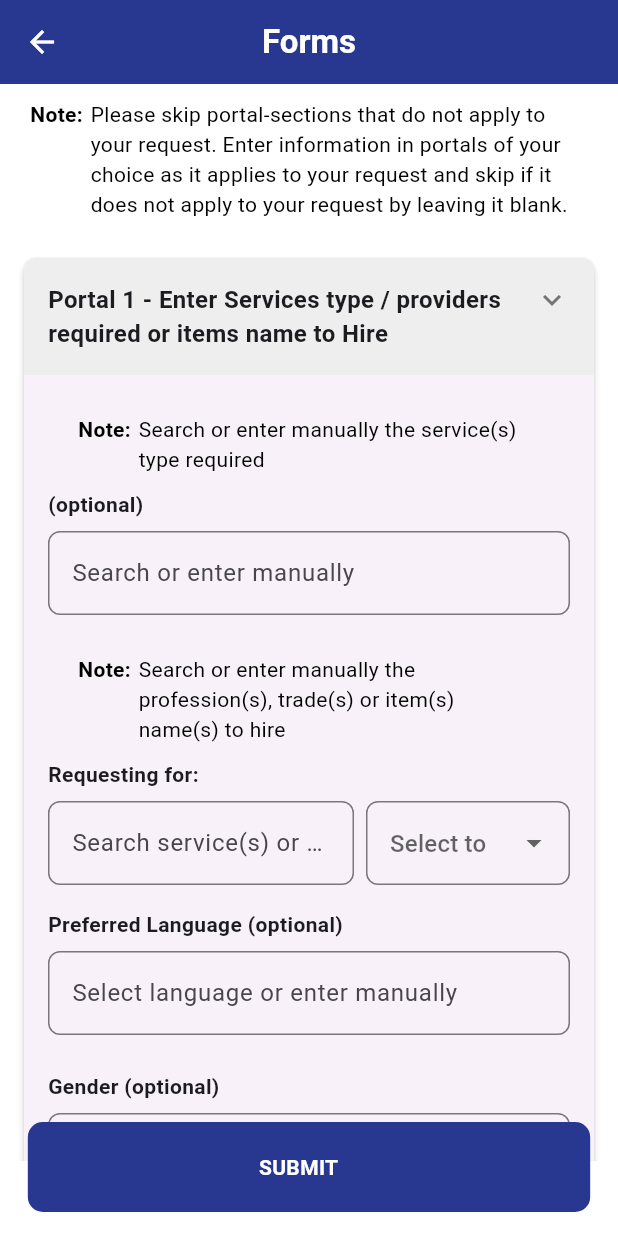
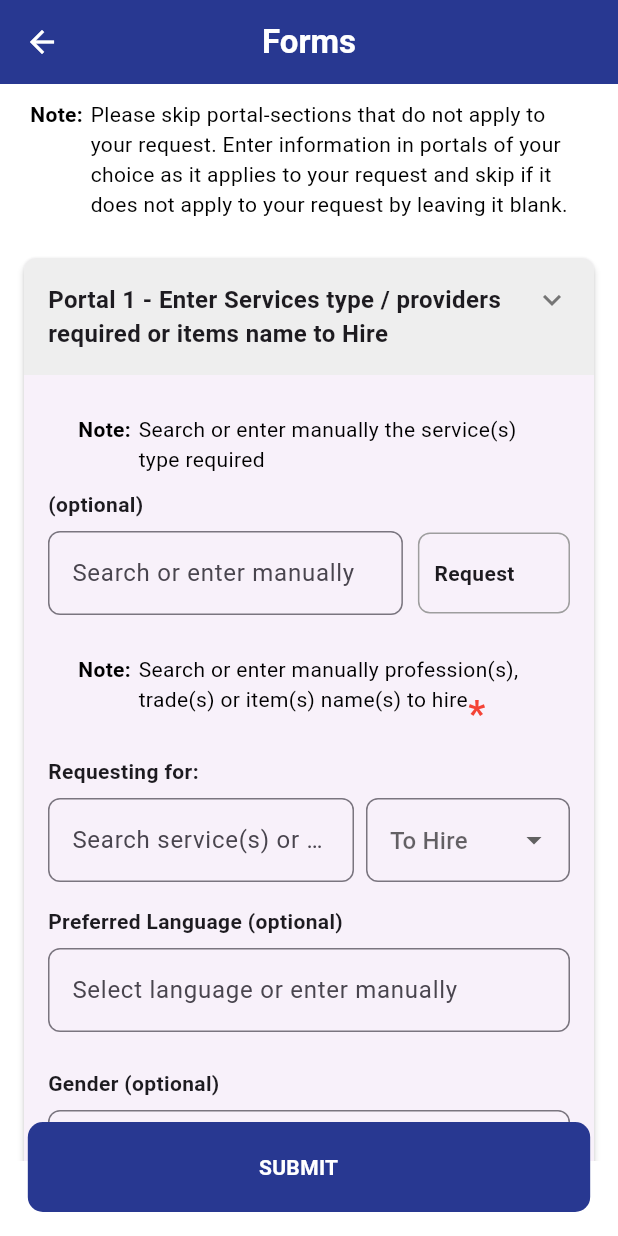
Before and after one commit to Ajitcool008/LuRichMaxBLE, a Flutter app: the FormsListScreen screen opened directly, after a tap on an icon or button, on a phone screen of 412 x 824 dp. Run offline on Flutter 3.47's test engine with Material 3 defaults, Android fonts, the phone set to English and light mode, and no system bars; our stand-ins replace carousel_slider, flutter_otp_text_field, get, table_calendar, timeago; missing offline and left inert: flutter_timer_countdown, responsive_navigation_bar.

Commit message:
feat: enhance form list and date selector with additional service options and improved layout

```diff
--- a/lib/src/modules/create_request/views/form_list_screen.dart
+++ b/lib/src/modules/create_request/views/form_list_screen.dart
@@ -159,7 +159,9 @@ class _FormsListScreenState extends State<FormsListScreen> {
   String? _selectedPerOption; // Added definition for _selectedPerOption
   final List<String> _experienceTypes = [
     'The Item(s) Video image(s) to hire',
+    'The Item(s) Photo image(s) to purchase',
     'The Item(s) Photo image(s) to hire',
+    'The Item(s) Video image(s) to purchase',
     'Experience(s)/Qualification(s)',
     'Experience(s)',
   ];
@@ -448,9 +450,9 @@ class _FormsListScreenState extends State<FormsListScreen> {
           controller: _genderController,
           hintText: 'Select gender or enter manually',
           onSelected: (String selected) {
-            setState(() {
+            // setState(() {
             _genderController.text = selected;
-            });
+            // });
           },
         ),
         const SizedBox(height: 16),
@@ -649,9 +651,9 @@ class _FormsListScreenState extends State<FormsListScreen> {
           controller: _languageController,
           hintText: 'Select language or enter manually',
           onSelected: (String selected) {
-            setState(() {
+            // setState(() {
             _languageController.text = selected;
-            });
+            // });
           },
         ),
 
@@ -698,15 +700,40 @@ class _FormsListScreenState extends State<FormsListScreen> {
               style: TextStyle(fontWeight: FontWeight.bold),
             ),
             const SizedBox(height: 8),
-            CustomAutocompleteTextField(
+            Row(
+              children: [
+                Expanded(
+                  flex: 7,
+                  child: CustomAutocompleteTextField(
                     options: _services,
                     controller: _requestingForController,
                     hintText: 'Search or enter manually',
                     onSelected: (selected) {
-                setState(() {
+                      // setState(() {
                       _requestingForController.text = selected;
-                });
+                      // });
                     },
+                  ),
+                ),
+                const SizedBox(width: 10),
+                Expanded(
+                  flex: 3,
+                  child: Container(
+                    padding: const EdgeInsets.symmetric(
+                      horizontal: 10,
+                      vertical: 16,
+                    ),
+                    decoration: BoxDecoration(
+                      border: Border.all(color: Colors.grey),
+                      borderRadius: BorderRadius.circular(8),
+                    ),
+                    child: const Text(
+                      'Request',
+                      style: TextStyle(fontWeight: FontWeight.bold),
+                    ),
+                  ),
+                ),
+              ],
             ),
             const SizedBox(height: 16),
             Container(
@@ -727,10 +754,26 @@ class _FormsListScreenState extends State<FormsListScreen> {
                     width: 5,
                   ), // Spacing between "Note:" and the content
                   Expanded(
-                    child: const Text(
-                      "Search or enter manually the profession(s), trade(s) or item(s) name(s) to hire",
+                    child: const Text.rich(
+                      TextSpan(
+                        text:
+                            "Search or enter manually profession(s), trade(s) or item(s) name(s) to hire",
+                        style: TextStyle(fontSize: 14, color: Colors.black),
+                        children: [
+                          WidgetSpan(
+                            child: Text(
+                              '*',
+                              style: TextStyle(
+                                fontSize: 25,
+                                fontWeight: FontWeight.bold,
+                                color: Colors.red,
+                              ),
+                            ),
+                            alignment: PlaceholderAlignment.top,
+                          ),
+                        ],
+                      ),
                       textAlign: TextAlign.left,
-                      style: TextStyle(fontSize: 14, color: Colors.black),
                     ),
                   ),
                 ],
@@ -751,9 +794,9 @@ class _FormsListScreenState extends State<FormsListScreen> {
                     hintText:
                         'Search service(s) or enter manually profession(s)/trade(s)',
                     onSelected: (String selected) {
-                      setState(() {
+                      // setState(() {
                       _tradeProfessionController.text = selected;
-                      });
+                      // });
                     },
                   ),
                 ),
@@ -763,7 +806,7 @@ class _FormsListScreenState extends State<FormsListScreen> {
                   child: DropdownButtonFormField<String>(
                     value: _selectedBookingOption,
                     decoration: InputDecoration(
-                      hintText: 'Select to hire/book',
+                      hintText: 'To Hire',
                       border: OutlineInputBorder(
                         borderRadius: BorderRadius.circular(8),
                       ),
@@ -773,6 +816,8 @@ class _FormsListScreenState extends State<FormsListScreen> {
                         [
                           'To Hire',
                           'To Book',
+                          'To Purchase',
+                          'To Rent',
                           "Launge",
                         ].map<DropdownMenuItem<String>>((String value) {
                           return DropdownMenuItem<String>(
@@ -913,13 +958,13 @@ class _FormsListScreenState extends State<FormsListScreen> {
             CustomAutocompleteTextField(
               options: _portalthirdNumber,
               controller: _thirdPortalSelectController,
-              hintText: 'Select an option or enter manually',
+              hintText: 'Search or enter manually',
               onSelected: (String selected) {
-                setState(() {
+                // setState(() {
                 _thirdPortalSelectController.text = selected;
                 _selectedThirdPortalOption =
                     selected; // Update the selected option
-                });
+                // });
               },
             ),
             TextField(
@@ -938,16 +983,43 @@ class _FormsListScreenState extends State<FormsListScreen> {
         return Column(
           crossAxisAlignment: CrossAxisAlignment.start,
           children: [
+            Container(
+              width: double.infinity,
+              padding: const EdgeInsets.symmetric(horizontal: 20, vertical: 10),
+              child: Row(
+                crossAxisAlignment: CrossAxisAlignment.start,
+                children: [
+                  const Text(
+                    'Note:',
+                    style: TextStyle(
+                      fontSize: 14,
+                      fontWeight: FontWeight.bold,
+                      color: Colors.black,
+                    ),
+                  ),
+                  const SizedBox(
+                    width: 5,
+                  ), // Spacing between "Note:" and the content
+                  Expanded(
+                    child: const Text(
+                      "You can enter your choice location area(s) or address(s) of where you want service(s) to be given to you. By selecting from the options or creating your choice manually, & entering the area(s) or address(s) manually",
+                      textAlign: TextAlign.left,
+                      style: TextStyle(fontSize: 14, color: Colors.black),
+                    ),
+                  ),
+                ],
+              ),
+            ),
             CustomAutocompleteTextField(
               options: _portalfourNumber,
               controller: _fourPortalSelectController,
               hintText: 'Select an address or area',
               onSelected: (String selected) {
-                setState(() {
+                // setState(() {
                 _fourPortalSelectController.text = selected;
                 _selectedFourPortalOption =
                     selected; // Update the selected option
-                });
+                // });
               },
             ),
             TextField(
@@ -966,6 +1038,33 @@ class _FormsListScreenState extends State<FormsListScreen> {
         return Column(
           crossAxisAlignment: CrossAxisAlignment.start,
           children: [
+            Container(
+              width: double.infinity,
+              padding: const EdgeInsets.symmetric(horizontal: 20, vertical: 10),
+              child: Row(
+                crossAxisAlignment: CrossAxisAlignment.start,
+                children: [
+                  const Text(
+                    'Note:',
+                    style: TextStyle(
+                      fontSize: 14,
+                      fontWeight: FontWeight.bold,
+                      color: Colors.black,
+                    ),
+                  ),
+                  const SizedBox(
+                    width: 5,
+                  ), // Spacing between "Note:" and the content
+                  Expanded(
+                    child: const Text(
+                      "Choose a date or dates of your choice from the Calender, then select from the options or enter manually a purpose for the date. or enter your choice manually using the alternative date/time feature, to enter service(s) date/time, etc, contact me let's agree",
+                      textAlign: TextAlign.left,
+                      style: TextStyle(fontSize: 14, color: Colors.black),
+                    ),
+                  ),
+                ],
+              ),
+            ),
             const SizedBox(height: 5),
 
             CreateEventSecondPage(
@@ -983,7 +1082,7 @@ class _FormsListScreenState extends State<FormsListScreen> {
                   flex: 6, // Adjust the width ratio as needed
                   child: CustomAutocompleteTextField(
                     options: [
-                      'Services',
+                      'Service(s)',
                       'Delivery',
                       'Booking',
                       'Lauging',
@@ -991,7 +1090,7 @@ class _FormsListScreenState extends State<FormsListScreen> {
                       'Hiring',
                     ],
                     controller: TextEditingController(),
-                    hintText: 'Search or enter manually',
+                    hintText: 'Service(s)',
                     onSelected: (String selected) {
                       // Handle selection
                     },
@@ -1000,25 +1099,11 @@ class _FormsListScreenState extends State<FormsListScreen> {
                 const SizedBox(width: 8),
                 Expanded(
                   flex: 4, // Adjust the width ratio as needed
-                  child: DropdownButtonFormField<String>(
-                    value: null,
-                    decoration: InputDecoration(
-                      hintText: 'Date, Time',
-                      border: OutlineInputBorder(
-                        borderRadius: BorderRadius.circular(8),
-                      ),
-                    ),
-                    isExpanded: true,
-                    items:
-                        ['Date', 'Time'].map<DropdownMenuItem<String>>((
-                          String value,
-                        ) {
-                          return DropdownMenuItem<String>(
-                            value: value,
-                            child: Text(value),
-                          );
-                        }).toList(),
-                    onChanged: (String? newValue) {
+                  child: CustomAutocompleteTextField(
+                    options: ['Date', 'Time', 'Date/Time', 'Date(s)/Time(s)'],
+                    controller: TextEditingController(),
+                    hintText: 'Date/Time',
+                    onSelected: (String selected) {
                       // Handle selection
                     },
                   ),
@@ -1042,50 +1127,64 @@ class _FormsListScreenState extends State<FormsListScreen> {
         return Column(
           crossAxisAlignment: CrossAxisAlignment.start,
           children: [
+            Container(
+              width: double.infinity,
+              padding: const EdgeInsets.symmetric(horizontal: 20, vertical: 10),
+              child: Row(
+                crossAxisAlignment: CrossAxisAlignment.start,
+                children: [
+                  const Text(
+                    'Note:',
+                    style: TextStyle(
+                      fontSize: 14,
+                      fontWeight: FontWeight.bold,
+                      color: Colors.black,
+                    ),
+                  ),
+                  const SizedBox(
+                    width: 5,
+                  ), // Spacing between "Note:" and the content
+                  Expanded(
+                    child: const Text(
+                      "Select from the options or enter your choice manually. For example, you can enter: Service(s) Charge(s) offering to pay £50 per hour, delivery, etc. or select from the options: Service(s) charge(s) contact me for consent, etc.",
+                      textAlign: TextAlign.left,
+                      style: TextStyle(fontSize: 14, color: Colors.black),
+                    ),
+                  ),
+                ],
+              ),
+            ),
             // First row of dropdowns
             Row(
               children: [
                 Expanded(
-                  child: DropdownButton<String>(
-                    value: _selectedsixBookingOption,
-                    onChanged: (String? newValue) {
-                      setState(() {
-                        _selectedsixBookingOption = newValue!;
-                      });
+                  child: CustomAutocompleteTextField(
+                    options: [
+                      'Booking',
+                      'Service(s)',
+                      'Rental',
+                      'Consultation',
+                    ],
+                    controller: TextEditingController(),
+                    hintText: 'Service(s)',
+                    onSelected: (String selected) {
+                      // setState(() {
+                      _selectedsixBookingOption = selected;
+                      // });
                     },
-                    hint: const Text('Select Booking/Service(s)'),
-                    isExpanded: true,
-                    items:
-                        ['Booking', 'Service(s)'].map<DropdownMenuItem<String>>(
-                          (String value) {
-                            return DropdownMenuItem<String>(
-                              value: value,
-                              child: Text(value),
-                            );
-                          },
-                        ).toList(),
                   ),
                 ),
                 const SizedBox(width: 16),
                 Expanded(
-                  child: DropdownButton<String>(
-                    value: _selectedSalaryOption,
-                    onChanged: (String? newValue) {
-                      setState(() {
-                        _selectedSalaryOption = newValue!;
-                      });
+                  child: CustomAutocompleteTextField(
+                    options: ['Salary', 'Charges', 'Fees', 'Wages'],
+                    controller: TextEditingController(),
+                    hintText: 'Charges',
+                    onSelected: (String selected) {
+                      // setState(() {
+                      _selectedSalaryOption = selected;
+                      // });
                     },
-                    hint: const Text('Select Salary/Charges'),
-                    isExpanded: true,
-                    items:
-                        ['Salary', 'Charges'].map<DropdownMenuItem<String>>((
-                          String value,
-                        ) {
-                          return DropdownMenuItem<String>(
-                            value: value,
-                            child: Text(value),
-                          );
-                        }).toList(),
                   ),
                 ),
               ],
@@ -1094,7 +1193,10 @@ class _FormsListScreenState extends State<FormsListScreen> {
 
             // Text field for entering price
             CustomAutocompleteTextField(
-              options: List.generate(20, (index) => '£${(index + 1) * 5}'),
+              options: [
+                ...List.generate(10, (index) => '£${(index + 2) * 5}'),
+                'Contact me for consent',
+              ],
               controller: TextEditingController(),
               hintText: 'Enter manually or select price',
               onSelected: (String selected) {
@@ -1107,48 +1209,28 @@ class _FormsListScreenState extends State<FormsListScreen> {
             Row(
               children: [
                 Expanded(
-                  child: DropdownButton<String>(
-                    value: _selectedPerOption,
-                    onChanged: (String? newValue) {
-                      setState(() {
-                        _selectedPerOption = newValue!;
-                      });
+                  child: CustomAutocompleteTextField(
+                    options: ['Per', 'For', '/'],
+                    controller: TextEditingController(),
+                    hintText: 'Select Per/For',
+                    onSelected: (String selected) {
+                      // setState(() {
+                      _selectedPerOption = selected;
+                      // });
                     },
-                    hint: const Text('Select Per/For'),
-                    isExpanded: true,
-                    items:
-                        ['Per', 'For'].map<DropdownMenuItem<String>>((
-                          String value,
-                        ) {
-                          return DropdownMenuItem<String>(
-                            value: value,
-                            child: Text(value),
-                          );
-                        }).toList(),
                   ),
                 ),
                 const SizedBox(width: 16),
                 Expanded(
-                  child: DropdownButton<String>(
-                    value: _selectedTimeOption,
-                    onChanged: (String? newValue) {
-                      setState(() {
-                        _selectedTimeOption = newValue!;
-                      });
+                  child: CustomAutocompleteTextField(
+                    options: ['h', 'Hour', 'Month', 'Course'],
+                    controller: TextEditingController(),
+                    hintText: 'Hour',
+                    onSelected: (String selected) {
+                      // setState(() {
+                      _selectedTimeOption = selected;
+                      // });
                     },
-                    hint: const Text('Select Hour/Month/Course'),
-                    isExpanded: true,
-                    items:
-                        [
-                          'Hour',
-                          'Month',
-                          'Course',
-                        ].map<DropdownMenuItem<String>>((String value) {
-                          return DropdownMenuItem<String>(
-                            value: value,
-                            child: Text(value),
-                          );
-                        }).toList(),
                   ),
                 ),
               ],
@@ -1166,37 +1248,44 @@ class _FormsListScreenState extends State<FormsListScreen> {
             Row(
               children: [
                 Expanded(
-                  child: DropdownButton<String>(
-                    value: _selectedDurationType,
-                    onChanged: (String? newValue) {
-                      setState(() {
-                        _selectedDurationType = newValue!;
-                      });
+                  flex: 7,
+                  child: CustomAutocompleteTextField(
+                    options: [
+                      'Booking',
+                      'Service(s)',
+                      'Shift',
+                      'Work',
+                      'Contract',
+                      'Course',
+                      'Hiring',
+                      'Lodging',
+                      'Project(s)',
+                      'Service(s)',
+                    ],
+                    controller: TextEditingController(),
+                    hintText: 'Select Duration Type',
+                    onSelected: (String selected) {
+                      // setState(() {
+                      _selectedDurationType = selected;
+                      // });
                     },
-                    hint: const Text('Select Duration Type'),
-                    isExpanded: true,
-                    items:
-                        [
-                          'Project(s)',
-                          'Shift',
-                          'Service(s)',
-                        ].map<DropdownMenuItem<String>>((String value) {
-                          return DropdownMenuItem<String>(
-                            value: value,
-                            child: Text(value),
-                          );
-                        }).toList(),
                   ),
                 ),
                 const SizedBox(width: 16),
                 Expanded(
-                  child: TextField(
-                    controller: _durationController,
-                    decoration: InputDecoration(
-                      hintText: 'Duration',
-                      border: OutlineInputBorder(
+                  flex: 3,
+                  child: Container(
+                    padding: const EdgeInsets.symmetric(
+                      horizontal: 10,
+                      vertical: 16,
+                    ),
+                    decoration: BoxDecoration(
+                      border: Border.all(color: Colors.grey),
                       borderRadius: BorderRadius.circular(8),
                     ),
+                    child: const Text(
+                      'Duration',
+                      style: TextStyle(fontWeight: FontWeight.bold),
                     ),
                   ),
                 ),
@@ -1206,13 +1295,21 @@ class _FormsListScreenState extends State<FormsListScreen> {
 
             // Dropdown for "Contact me to let's agree"
             CustomAutocompleteTextField(
-              options: ["Contact me to let's agree"],
+              options: [
+                "11 Hours",
+                "Part Time",
+                "Parmanent",
+                "Contract based",
+                "Temporary Position",
+                "Contact me let me know",
+                "Contact me to let's agree",
+              ],
               controller: TextEditingController(),
               hintText: "Contact me to let's agree",
               onSelected: (String selected) {
-                setState(() {
+                // setState(() {
                 _selectedContactOption = selected;
-                });
+                // });
               },
             ),
             const SizedBox(height: 16),
@@ -1298,9 +1395,9 @@ class _FormsListScreenState extends State<FormsListScreen> {
               controller: TextEditingController(),
               hintText: 'Choose e.g: item(s) or Advert(s)',
               onSelected: (String selected) {
-                setState(() {
+                // setState(() {
                 _selectedItemName = selected;
-                });
+                // });
               },
             ),
             const SizedBox(height: 8),
```
Also changed, not shown: lib/src/utils/date_selector.dart (+35 -8 lines). Lines whose indentation alone changed are shown as unchanged.
